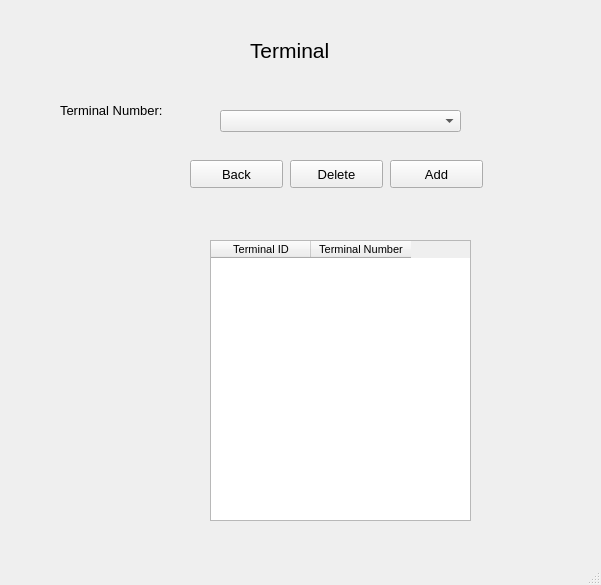
Qt form terminal.ui (Muneeba-Badar/DB-Final-Project) before a commit.
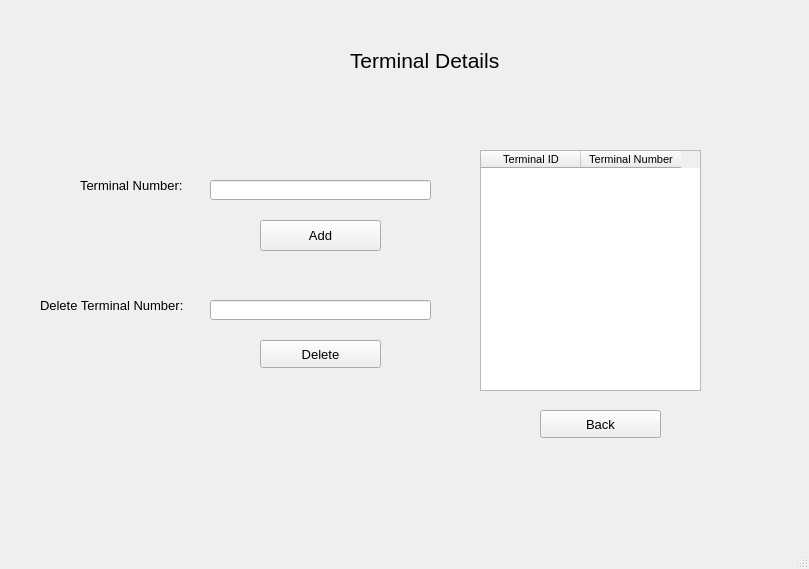
The same form after that commit.

Diff of the .ui file:
```diff
--- a/terminal.ui
+++ b/terminal.ui
@@ -6,8 +6,8 @@
    <rect>
     <x>0</x>
     <y>0</y>
-    <width>601</width>
-    <height>585</height>
+    <width>809</width>
+    <height>569</height>
    </rect>
   </property>
   <property name="font">
@@ -22,10 +22,10 @@
    <widget class="QLabel" name="label_2">
     <property name="geometry">
      <rect>
-      <x>60</x>
-      <y>80</y>
-      <width>141</width>
-      <height>61</height>
+      <x>80</x>
+      <y>170</y>
+      <width>111</width>
+      <height>31</height>
      </rect>
     </property>
     <property name="font">
@@ -37,28 +37,13 @@
      <string>Terminal Number:</string>
     </property>
    </widget>
-   <widget class="QComboBox" name="TerminalNum">
-    <property name="geometry">
-     <rect>
-      <x>220</x>
-      <y>110</y>
-      <width>241</width>
-      <height>22</height>
-     </rect>
-    </property>
-    <property name="font">
-     <font>
-      <pointsize>10</pointsize>
-     </font>
-    </property>
-   </widget>
    <widget class="QPushButton" name="TAddBtn">
     <property name="geometry">
      <rect>
-      <x>390</x>
-      <y>160</y>
-      <width>93</width>
-      <height>28</height>
+      <x>260</x>
+      <y>220</y>
+      <width>121</width>
+      <height>31</height>
      </rect>
     </property>
     <property name="font">
@@ -73,10 +58,10 @@
    <widget class="QTableWidget" name="TerminalTable">
     <property name="geometry">
      <rect>
-      <x>210</x>
-      <y>240</y>
-      <width>261</width>
-      <height>281</height>
+      <x>480</x>
+      <y>150</y>
+      <width>221</width>
+      <height>241</height>
      </rect>
     </property>
     <column>
@@ -93,9 +78,9 @@
    <widget class="QPushButton" name="DeleteBtn">
     <property name="geometry">
      <rect>
-      <x>290</x>
-      <y>160</y>
-      <width>93</width>
+      <x>260</x>
+      <y>340</y>
+      <width>121</width>
       <height>28</height>
      </rect>
     </property>
@@ -111,9 +96,9 @@
    <widget class="QLabel" name="label">
     <property name="geometry">
      <rect>
-      <x>250</x>
-      <y>20</y>
-      <width>171</width>
+      <x>350</x>
+      <y>30</y>
+      <width>161</width>
       <height>61</height>
      </rect>
     </property>
@@ -123,15 +108,15 @@
      </font>
     </property>
     <property name="text">
-     <string>Terminal</string>
+     <string>Terminal Details</string>
     </property>
    </widget>
    <widget class="QPushButton" name="TBackBtn">
     <property name="geometry">
      <rect>
-      <x>190</x>
-      <y>160</y>
-      <width>93</width>
+      <x>540</x>
+      <y>410</y>
+      <width>121</width>
       <height>28</height>
      </rect>
     </property>
@@ -144,6 +129,44 @@
      <string>Back</string>
     </property>
    </widget>
+   <widget class="QLineEdit" name="TerminalNum_2">
+    <property name="geometry">
+     <rect>
+      <x>210</x>
+      <y>180</y>
+      <width>221</width>
+      <height>20</height>
+     </rect>
+    </property>
+   </widget>
+   <widget class="QLabel" name="label_3">
+    <property name="geometry">
+     <rect>
+      <x>40</x>
+      <y>290</y>
+      <width>151</width>
+      <height>31</height>
+     </rect>
+    </property>
+    <property name="font">
+     <font>
+      <pointsize>10</pointsize>
+     </font>
+    </property>
+    <property name="text">
+     <string>Delete Terminal Number:</string>
+    </property>
+   </widget>
+   <widget class="QLineEdit" name="DelTerminalNum">
+    <property name="geometry">
+     <rect>
+      <x>210</x>
+      <y>300</y>
+      <width>221</width>
+      <height>20</height>
+     </rect>
+    </property>
+   </widget>
   </widget>
   <widget class="QMenuBar" name="menubar">
    <property name="geometry">
```
Left out of the diff: 8 changed lines with no effect on the pictures.
